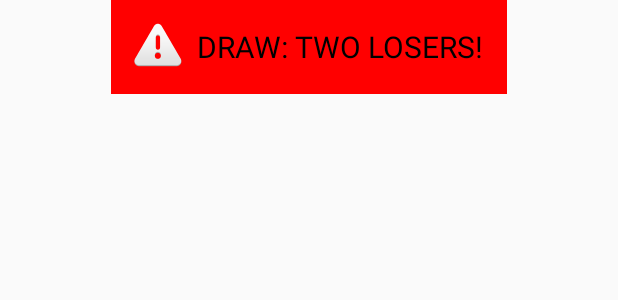
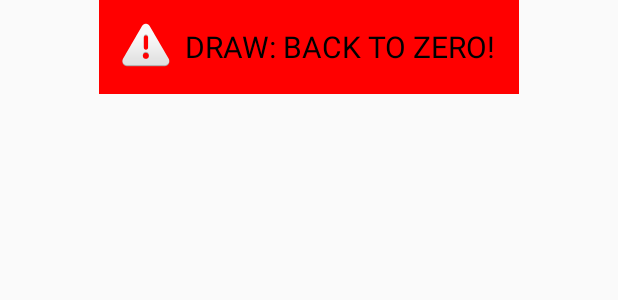
Before and after one commit to logicalpermission7/TicTacTwo, an Android app: the layout custom_toast3.xml on its own in the app's theme, with its tools: preview values and no code run, on a phone screen of 412 x 824 dp. Shown: the top 300 px of the screen. Run offline under Robolectric (Android 15) with nearby library versions, the phone set to English and light mode, and no system bars.

Commit message:
Changes made to custom_toast3.xml

```diff
--- a/app/src/main/java/com/example/tictactwo/MisereActivity.java
+++ b/app/src/main/java/com/example/tictactwo/MisereActivity.java
@@ -1,6 +1,5 @@
 package com.example.tictactwo;
 
-import android.annotation.SuppressLint;
 import android.app.Activity;
 import android.graphics.Color;
 import android.media.AudioAttributes;
@@ -218,6 +217,11 @@ public class MisereActivity extends Activity implements View.OnClickListener {
 
     }
 
+    private void twoLosers(){
+        player1Points = player1Points - 1;
+        player2Points = player2Points - 1;
+    }
+
     // for rotational purposes on phone. saves data when orientation is changed
     @Override
     protected void onSaveInstanceState(Bundle outState) {
--- a/app/src/main/res/layout/custom_toast3.xml
+++ b/app/src/main/res/layout/custom_toast3.xml
@@ -12,7 +12,7 @@
         android:drawablePadding="10dp"
         android:gravity="center"
         android:padding="15dp"
-        android:text="DRAW: TWO LOSERS!"
+        android:text="DRAW: BACK TO ZERO!"
         android:textColor="#000000"
         android:textSize="20sp" />
 
```
